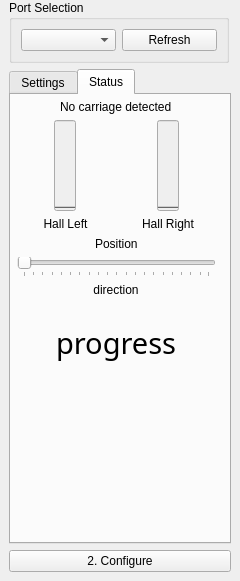
Above: ayab/plugins/ayab_plugin/ayab_options.ui from AllYarnsAreBeautiful/ayab-desktop before the change. Below: the same form after it.
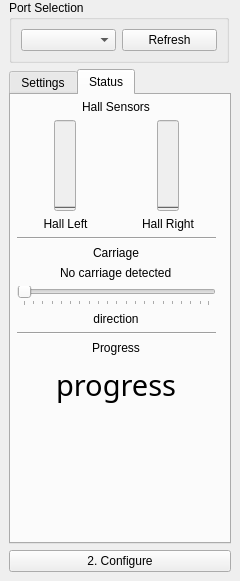
That is the form after the change.

Commit message: Showing Hall sensor values as numbers

Diff of the .ui file:
```diff
--- a/ayab/plugins/ayab_plugin/ayab_options.ui
+++ b/ayab/plugins/ayab_plugin/ayab_options.ui
@@ -398,7 +398,7 @@
           <x>0</x>
           <y>-1</y>
           <width>211</width>
-          <height>296</height>
+          <height>321</height>
          </rect>
         </property>
         <layout class="QVBoxLayout" name="verticalLayout_4">
@@ -415,15 +415,15 @@
           <number>6</number>
          </property>
          <item alignment="Qt::AlignHCenter">
-          <widget class="QLabel" name="label_carriage">
+          <widget class="QLabel" name="label_8">
            <property name="sizePolicy">
-            <sizepolicy hsizetype="Preferred" vsizetype="Fixed">
+            <sizepolicy hsizetype="Expanding" vsizetype="Fixed">
              <horstretch>0</horstretch>
              <verstretch>0</verstretch>
             </sizepolicy>
            </property>
            <property name="text">
-            <string>No carriage detected</string>
+            <string>Hall Sensors</string>
            </property>
           </widget>
          </item>
@@ -527,6 +527,13 @@
            </item>
           </layout>
          </item>
+         <item>
+          <widget class="Line" name="line_2">
+           <property name="orientation">
+            <enum>Qt::Horizontal</enum>
+           </property>
+          </widget>
+         </item>
          <item alignment="Qt::AlignHCenter">
           <widget class="QLabel" name="label_7">
            <property name="sizePolicy">
@@ -536,7 +543,20 @@
             </sizepolicy>
            </property>
            <property name="text">
-            <string>Position</string>
+            <string>Carriage</string>
+           </property>
+          </widget>
+         </item>
+         <item alignment="Qt::AlignHCenter">
+          <widget class="QLabel" name="label_carriage">
+           <property name="sizePolicy">
+            <sizepolicy hsizetype="Preferred" vsizetype="Fixed">
+             <horstretch>0</horstretch>
+             <verstretch>0</verstretch>
+            </sizepolicy>
+           </property>
+           <property name="text">
+            <string>No carriage detected</string>
            </property>
           </widget>
          </item>
@@ -572,7 +592,27 @@
            </property>
           </widget>
          </item>
-         <item alignment="Qt::AlignHCenter|Qt::AlignVCenter">
+         <item>
+          <widget class="Line" name="line_3">
+           <property name="orientation">
+            <enum>Qt::Horizontal</enum>
+           </property>
+          </widget>
+         </item>
+         <item alignment="Qt::AlignHCenter">
+          <widget class="QLabel" name="label_9">
+           <property name="sizePolicy">
+            <sizepolicy hsizetype="Expanding" vsizetype="Fixed">
+             <horstretch>0</horstretch>
+             <verstretch>0</verstretch>
+            </sizepolicy>
+           </property>
+           <property name="text">
+            <string>Progress</string>
+           </property>
+          </widget>
+         </item>
+         <item alignment="Qt::AlignHCenter">
           <widget class="QLabel" name="label_progress">
            <property name="font">
             <font>
```
Left out of the diff: 4 changed lines with no effect on the pictures. The commit also changes 2 other files.
